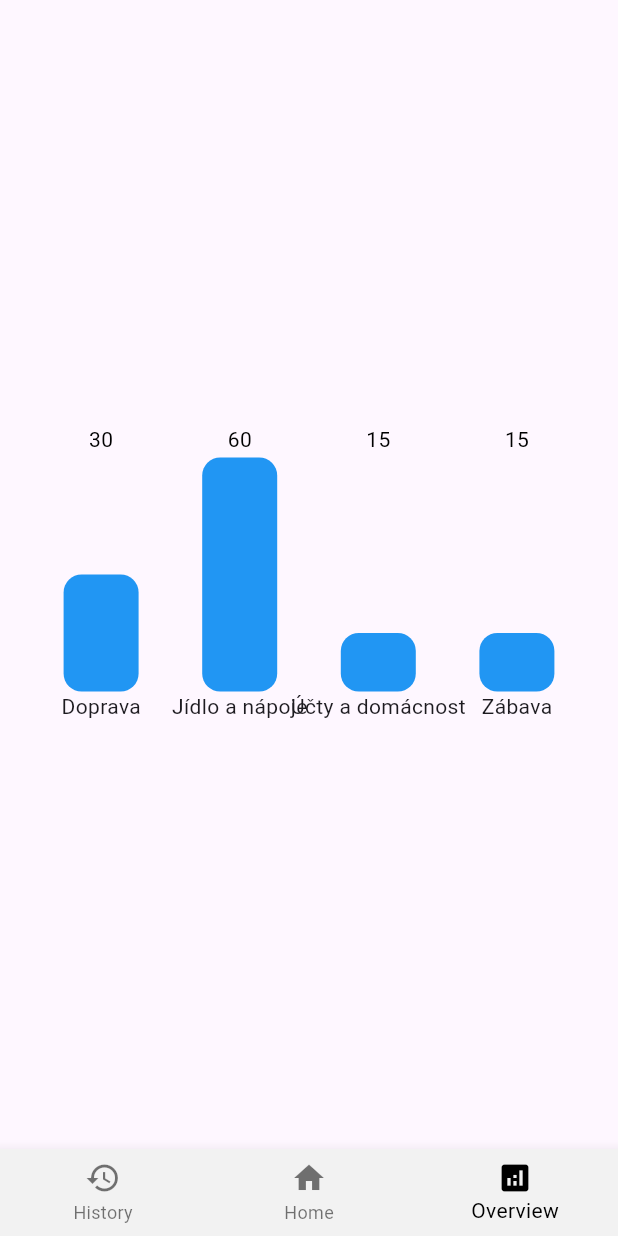
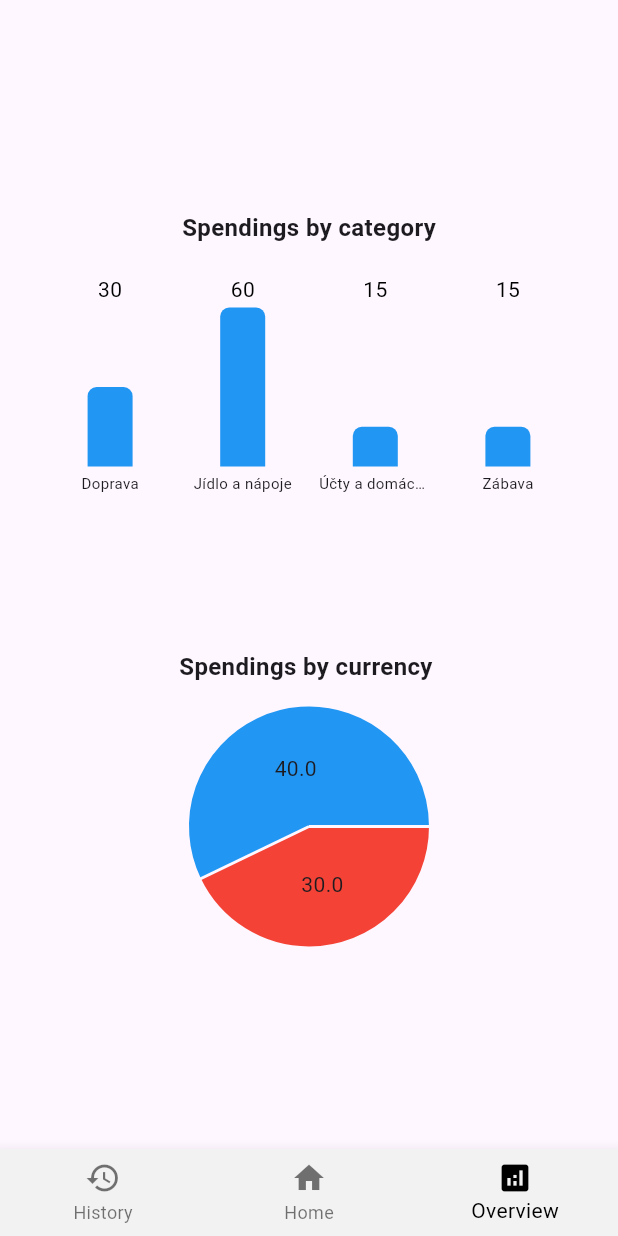
Before and after one commit to drapek9/expense_tracker, a Flutter app: the screen it shows after launch, swiped to page 3, on a phone screen of 412 x 824 dp. Run offline on Flutter 3.47's test engine with Material 3 defaults, Android fonts, the phone set to English and light mode, and no system bars; drawn by our look-alikes of fl_chart; our stand-ins replace scroll_snap_list.

Commit message:
lepší grafika a umístění grafu podle typu + pie graf s hodnotami

```diff
--- a/lib/spending_overview/spending_overview_main.dart
+++ b/lib/spending_overview/spending_overview_main.dart
@@ -103,11 +103,23 @@ class _SpendingOverviewScreenState extends State<SpendingOverviewScreen> {
   @override
   Widget build(BuildContext context) {
     return SafeArea(
+      child: Padding(
+        padding: EdgeInsets.symmetric(vertical: 40),
         child: Column(
-        mainAxisAlignment: MainAxisAlignment.center,
+          mainAxisAlignment: MainAxisAlignment.spaceEvenly,
           children: [
+            Column(
+              spacing: 20,
+              children: [
+                Text(
+                  "Spendings by category",
+                  style: TextStyle(
+                    fontWeight: FontWeight.bold,
+                    fontSize: 16
+                  ),
+                ),
                 SizedBox(
-            height: 200,
+                  height: 150,
                   child: BarChart(
                     BarChartData(
                       // titlesData: FlTitlesData(show: false),
@@ -116,7 +128,7 @@ class _SpendingOverviewScreenState extends State<SpendingOverviewScreen> {
                       barGroups: sumExpensesCategory["category"]!.entries.map((one) {
                         xNum ++;
                         xNumValue[xNum] = one;
-                  return BarChartGroupData(x: xNum, barRods: [BarChartRodData(toY: one.value["prize"].toDouble(), color: Colors.blue, width: 50, borderRadius: BorderRadius.all(Radius.circular(12)))]);
+                        return BarChartGroupData(x: xNum, barRods: [BarChartRodData(toY: one.value["prize"].toDouble(), color: Colors.blue, width: 30, borderRadius: BorderRadius.only(topLeft: Radius.circular(6), topRight: Radius.circular(6)))]);
                       }).toList(),
                       titlesData: FlTitlesData(
                         leftTitles: AxisTitles(
@@ -129,7 +141,19 @@ class _SpendingOverviewScreenState extends State<SpendingOverviewScreen> {
                       sideTitles: SideTitles(
                         showTitles: true,
                         getTitlesWidget: (value, meta) {
-                    return Text(xNumValue[value].key);
+                          return SizedBox(
+                            width: 75,
+                            child: Center(
+                              child: Text(
+                                // softWrap: true,
+                                xNumValue[value].key,
+                                overflow: TextOverflow.ellipsis,
+                                style: TextStyle(
+                                  fontSize: 10
+                                ),
+                                ),
+                            ),
+                          );
                         },
                       ),
                     ),
@@ -151,6 +175,42 @@ class _SpendingOverviewScreenState extends State<SpendingOverviewScreen> {
                 ),
               ],
             ),
+          Column(
+            spacing: 20,
+            children: [
+              Text(
+                "Spendings by currency ",
+                style: TextStyle(
+                  fontWeight: FontWeight.bold,
+                  fontSize: 16
+                  )),
+              SizedBox(
+                height: 150,
+                child: PieChart(
+                  PieChartData(
+                    centerSpaceRadius: 0,
+                    sections: [
+                      PieChartSectionData(
+                        value: 30,
+                        color: Colors.red,
+                        radius: 80
+                      ),
+                      PieChartSectionData(
+                        value: 40,
+                        color: Colors.blue,
+                        radius: 80
+                      ),
+                    ]
+                  ),
+                  duration: Duration(milliseconds: 150), // Optional
+                  curve: Curves.linear, // Optional
+                ),
+              )
+            ],
+          )
+          ],
+        ),
+      ),
     );
   }
 }
```
Lines whose indentation alone changed are shown as unchanged.
